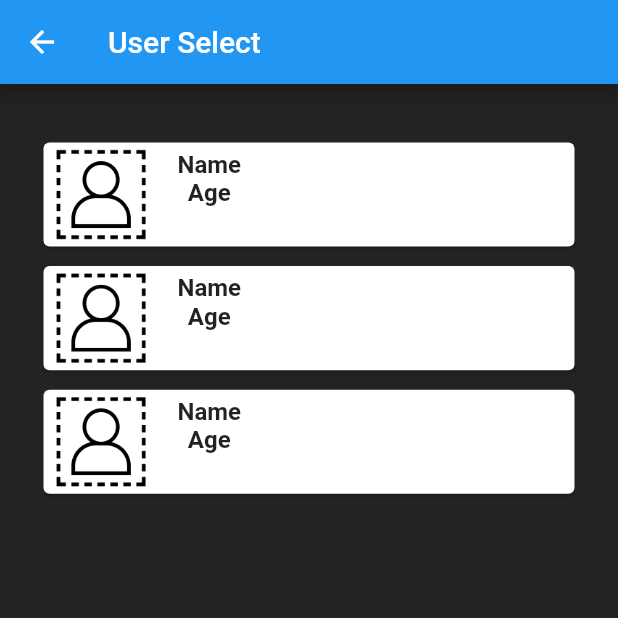
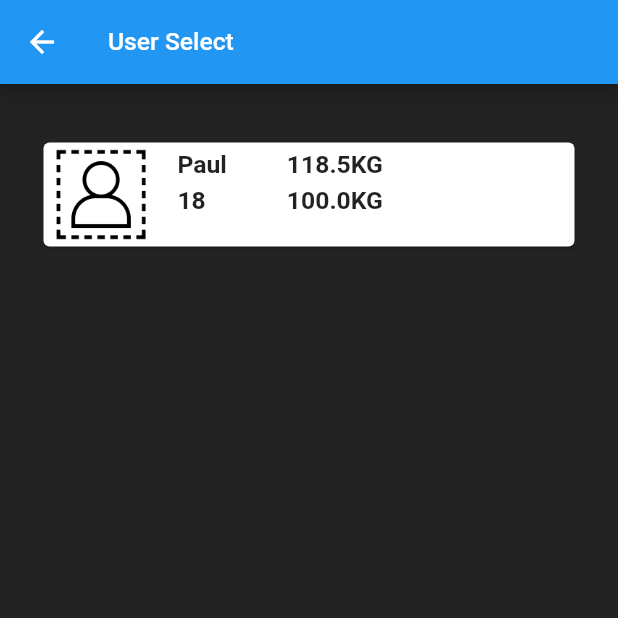
Before and after one commit to PaulRobson2002/ambpt, a Flutter app: the SecondScreen screen opened directly, on a phone screen of 412 x 824 dp, the top half of it. Run offline on Flutter 3.47's test engine with Material 2 defaults, Android fonts, the light colour scheme and no system bars; our stand-ins replace google_fonts.

Commit message:
Added Responsiveness to font and button size

```diff
--- a/lib/main.dart
+++ b/lib/main.dart
@@ -63,7 +63,10 @@ class _MyAppState extends State<MyApp> {
               },
               child: Text('New User? Create Account',
                   style: GoogleFonts.roboto(
-                      textStyle: TextStyle(color: Colors.white))))
+                      textStyle: TextStyle(
+                    color: Colors.white,
+                    fontSize: MediaQuery.of(context).size.width * 0.04,
+                  ))))
         ]),
       ),
     );
@@ -118,13 +121,16 @@ class _MyAppState extends State<MyApp> {
             child: Text(
               'Forgot Password',
               style: GoogleFonts.roboto(
-                  textStyle: TextStyle(color: Colors.blue, fontSize: 15)),
+                  textStyle: TextStyle(
+                color: Colors.blue,
+                fontSize: MediaQuery.of(context).size.width * 0.03,
+              )),
             ),
           ),
         ),
         Container(
-          height: 50,
-          width: 250,
+          height: MediaQuery.of(context).size.height * 0.05,
+          width: MediaQuery.of(context).size.width * 0.75,
           decoration: BoxDecoration(
             color: Colors.blue,
             borderRadius: BorderRadius.circular(20),
@@ -140,7 +146,10 @@ class _MyAppState extends State<MyApp> {
             child: Text(
               'Login',
               style: GoogleFonts.roboto(
-                textStyle: TextStyle(color: Colors.white, fontSize: 25),
+                textStyle: TextStyle(
+                  color: Colors.white,
+                  fontSize: MediaQuery.of(context).size.height * 0.04,
+                ),
               ),
             ),
           ),
--- a/lib/uselect.dart
+++ b/lib/uselect.dart
@@ -15,20 +15,29 @@ class _SecondScreenState extends State<SecondScreen> {
       appBar: AppBar(
         title: Text(
           ("User Select"),
-          style: GoogleFonts.roboto(fontStyle: FontStyle.normal),
+          style: GoogleFonts.roboto(
+            fontStyle: FontStyle.normal,
+            fontSize: MediaQuery.of(context).size.width * 0.04,
+          ),
         ),
       ),
       body: Padding(
         padding: const EdgeInsets.only(top: 30),
         child: Column(
           crossAxisAlignment: CrossAxisAlignment.center,
-          children: <Widget>[CardWidget(), CardWidget(), CardWidget()],
+          children: <Widget>[
+            CardWidget(Age: 18, Name: "Paul", current: 118.5, goal: 100.0),
+          ],
         ),
       ),
     );
   }
 
-  Widget CardWidget() {
+  Widget CardWidget(
+      {@required String Name,
+      @required int Age,
+      @required double goal,
+      @required double current}) {
     return new Container(
       width: MediaQuery.of(context).size.width,
       height: MediaQuery.of(context).size.height * 0.1,
@@ -51,26 +60,76 @@ class _SecondScreenState extends State<SecondScreen> {
                   child: Container(
                     child: Align(
                       alignment: Alignment.topRight,
+                      child: Row(
+                        children: [
+                          Padding(
+                            padding: EdgeInsets.only(right: 40.0),
                             child: Column(
+                              crossAxisAlignment: CrossAxisAlignment.start,
                               children: [
                                 Text(
-                            "Name",
+                                  Name,
                                   textAlign: TextAlign.left,
                                   style: GoogleFonts.roboto(
                                     textStyle: TextStyle(
                                       fontWeight: FontWeight.bold,
-                                fontSize: 16,
+                                      fontSize:
+                                          MediaQuery.of(context).size.width *
+                                              0.04,
                                     ),
                                   ),
                                 ),
-                          Text(
-                            "Age",
+                                Padding(
+                                  padding: EdgeInsets.only(top: 5),
+                                  child: Text(
+                                    Age.toString(),
                                     textAlign: TextAlign.left,
                                     style: GoogleFonts.roboto(
                                       textStyle: TextStyle(
                                         fontWeight: FontWeight.bold,
-                                fontSize: 16,
+                                        fontSize:
+                                            MediaQuery.of(context).size.width *
+                                                0.04,
                                       ),
+                                    ),
+                                  ),
+                                ),
+                              ],
+                            ),
+                          ),
+                          Padding(
+                            padding: EdgeInsets.only(right: 20.0),
+                            child: Column(
+                              crossAxisAlignment: CrossAxisAlignment.start,
+                              children: [
+                                Text(
+                                  current.toString() + "KG",
+                                  textAlign: TextAlign.left,
+                                  style: GoogleFonts.roboto(
+                                    textStyle: TextStyle(
+                                      fontWeight: FontWeight.bold,
+                                      fontSize:
+                                          MediaQuery.of(context).size.width *
+                                              0.04,
+                                    ),
+                                  ),
+                                ),
+                                Padding(
+                                  padding: EdgeInsets.only(top: 5),
+                                  child: Text(
+                                    goal.toString() + "KG",
+                                    textAlign: TextAlign.left,
+                                    style: GoogleFonts.roboto(
+                                      textStyle: TextStyle(
+                                        fontWeight: FontWeight.bold,
+                                        fontSize:
+                                            MediaQuery.of(context).size.width *
+                                                0.04,
+                                      ),
+                                    ),
+                                  ),
+                                ),
+                              ],
                             ),
                           ),
                         ],
```
Lines whose indentation alone changed are shown as unchanged.
